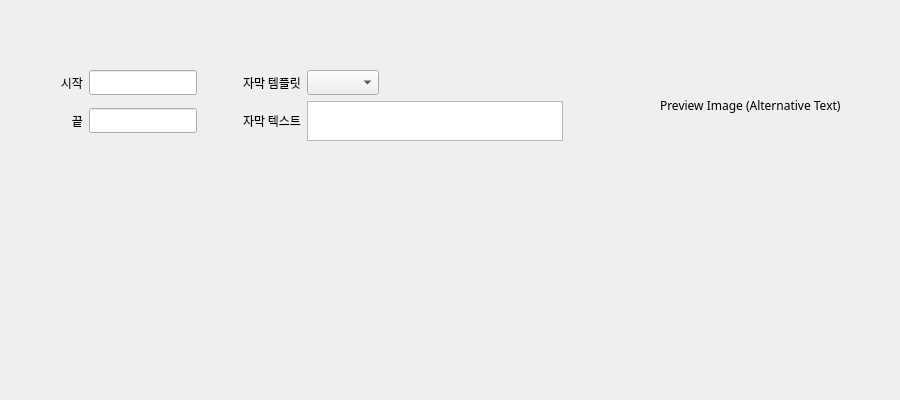
Before: the Qt Designer form ui/preview.ui in Jo-Eunsu/auto-funny-subtitle, drawn with Qt 5.
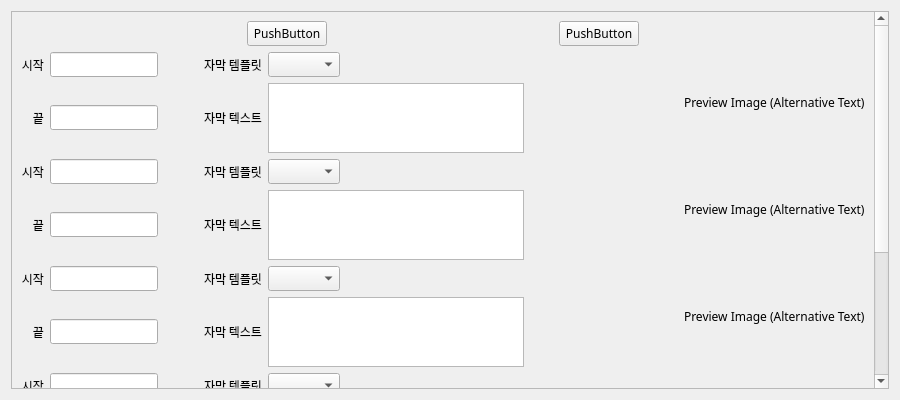
After: the same form once the commit is applied.

The edit to the form file:
```diff
--- a/ui/preview.ui
+++ b/ui/preview.ui
@@ -18,15 +18,235 @@
   <property name="windowTitle">
    <string>Form</string>
   </property>
-  <widget class="QWidget" name="horizontalLayoutWidget">
+  <layout class="QVBoxLayout" name="verticalLayout_3">
+   <item>
+    <widget class="QScrollArea" name="scrollArea">
+     <property name="widgetResizable">
+      <bool>true</bool>
+     </property>
+     <widget class="QWidget" name="scrollAreaWidgetContents">
    <property name="geometry">
     <rect>
-     <x>60</x>
-     <y>70</y>
-     <width>781</width>
-     <height>71</height>
-    </rect>
-   </property>
+        <x>0</x>
+        <y>0</y>
+        <width>874</width>
+        <height>711</height>
+       </rect>
+      </property>
+      <layout class="QVBoxLayout" name="verticalLayout">
+       <item>
+        <layout class="QHBoxLayout" name="horizontalLayout_10">
+         <item>
+          <spacer name="horizontalSpacer_8">
+           <property name="orientation">
+            <enum>Qt::Horizontal</enum>
+           </property>
+           <property name="sizeHint" stdset="0">
+            <size>
+             <width>40</width>
+             <height>20</height>
+            </size>
+           </property>
+          </spacer>
+         </item>
+         <item>
+          <widget class="QPushButton" name="pushButton">
+           <property name="text">
+            <string>PushButton</string>
+           </property>
+          </widget>
+         </item>
+         <item>
+          <spacer name="horizontalSpacer_9">
+           <property name="orientation">
+            <enum>Qt::Horizontal</enum>
+           </property>
+           <property name="sizeHint" stdset="0">
+            <size>
+             <width>40</width>
+             <height>20</height>
+            </size>
+           </property>
+          </spacer>
+         </item>
+         <item>
+          <widget class="QPushButton" name="pushButton_2">
+           <property name="text">
+            <string>PushButton</string>
+           </property>
+          </widget>
+         </item>
+         <item>
+          <spacer name="horizontalSpacer_10">
+           <property name="orientation">
+            <enum>Qt::Horizontal</enum>
+           </property>
+           <property name="sizeHint" stdset="0">
+            <size>
+             <width>40</width>
+             <height>20</height>
+            </size>
+           </property>
+          </spacer>
+         </item>
+        </layout>
+       </item>
+       <item>
+        <layout class="QHBoxLayout" name="horizontalLayout_34">
+         <item>
+          <layout class="QGridLayout" name="gridLayout_8">
+           <item row="2" column="1">
+            <layout class="QHBoxLayout" name="horizontalLayout_35">
+             <item>
+              <widget class="QLabel" name="label_34">
+               <property name="font">
+                <font>
+                 <family>Apple SD Gothic Neo</family>
+                </font>
+               </property>
+               <property name="text">
+                <string>끝</string>
+               </property>
+               <property name="alignment">
+                <set>Qt::AlignRight|Qt::AlignTrailing|Qt::AlignVCenter</set>
+               </property>
+              </widget>
+             </item>
+            </layout>
+           </item>
+           <item row="2" column="5">
+            <layout class="QHBoxLayout" name="horizontalLayout_36">
+             <item>
+              <widget class="QPlainTextEdit" name="titleText_8"/>
+             </item>
+            </layout>
+           </item>
+           <item row="1" column="1">
+            <layout class="QHBoxLayout" name="horizontalLayout_37">
+             <item>
+              <widget class="QLabel" name="label_35">
+               <property name="font">
+                <font>
+                 <family>Apple SD Gothic Neo</family>
+                </font>
+               </property>
+               <property name="text">
+                <string>시작</string>
+               </property>
+               <property name="alignment">
+                <set>Qt::AlignRight|Qt::AlignTrailing|Qt::AlignVCenter</set>
+               </property>
+              </widget>
+             </item>
+            </layout>
+           </item>
+           <item row="1" column="5">
+            <layout class="QHBoxLayout" name="horizontalLayout_38">
+             <item>
+              <widget class="QComboBox" name="templateSelector_8"/>
+             </item>
+             <item>
+              <spacer name="horizontalSpacer_27">
+               <property name="orientation">
+                <enum>Qt::Horizontal</enum>
+               </property>
+               <property name="sizeHint" stdset="0">
+                <size>
+                 <width>40</width>
+                 <height>20</height>
+                </size>
+               </property>
+              </spacer>
+             </item>
+            </layout>
+           </item>
+           <item row="1" column="4">
+            <widget class="QLabel" name="label_36">
+             <property name="font">
+              <font>
+               <family>Apple SD Gothic Neo</family>
+              </font>
+             </property>
+             <property name="text">
+              <string>자막 템플릿</string>
+             </property>
+             <property name="alignment">
+              <set>Qt::AlignCenter</set>
+             </property>
+            </widget>
+           </item>
+           <item row="2" column="4">
+            <widget class="QLabel" name="label_37">
+             <property name="font">
+              <font>
+               <family>Apple SD Gothic Neo</family>
+              </font>
+             </property>
+             <property name="text">
+              <string>자막 텍스트</string>
+             </property>
+             <property name="alignment">
+              <set>Qt::AlignCenter</set>
+             </property>
+            </widget>
+           </item>
+           <item row="1" column="2">
+            <widget class="QLineEdit" name="startTimeText_8"/>
+           </item>
+           <item row="2" column="2">
+            <widget class="QLineEdit" name="endTimeText_8"/>
+           </item>
+           <item row="1" column="3">
+            <spacer name="horizontalSpacer_28">
+             <property name="orientation">
+              <enum>Qt::Horizontal</enum>
+             </property>
+             <property name="sizeHint" stdset="0">
+              <size>
+               <width>40</width>
+               <height>20</height>
+              </size>
+             </property>
+            </spacer>
+           </item>
+           <item row="2" column="3">
+            <spacer name="horizontalSpacer_29">
+             <property name="orientation">
+              <enum>Qt::Horizontal</enum>
+             </property>
+             <property name="sizeHint" stdset="0">
+              <size>
+               <width>40</width>
+               <height>20</height>
+              </size>
+             </property>
+            </spacer>
+           </item>
+          </layout>
+         </item>
+         <item>
+          <spacer name="horizontalSpacer_30">
+           <property name="orientation">
+            <enum>Qt::Horizontal</enum>
+           </property>
+           <property name="sizeHint" stdset="0">
+            <size>
+             <width>40</width>
+             <height>20</height>
+            </size>
+           </property>
+          </spacer>
+         </item>
+         <item>
+          <widget class="QLabel" name="label_38">
+           <property name="text">
+            <string>Preview Image (Alternative Text)</string>
+           </property>
+          </widget>
+         </item>
+        </layout>
+       </item>
+       <item>
    <layout class="QHBoxLayout" name="horizontalLayout">
     <item>
      <layout class="QGridLayout" name="gridLayout">
@@ -180,7 +400,477 @@
      </widget>
     </item>
    </layout>
-  </widget>
+       </item>
+       <item>
+        <layout class="QHBoxLayout" name="horizontalLayout_14">
+         <item>
+          <layout class="QGridLayout" name="gridLayout_4">
+           <item row="2" column="1">
+            <layout class="QHBoxLayout" name="horizontalLayout_15">
+             <item>
+              <widget class="QLabel" name="label_14">
+               <property name="font">
+                <font>
+                 <family>Apple SD Gothic Neo</family>
+                </font>
+               </property>
+               <property name="text">
+                <string>끝</string>
+               </property>
+               <property name="alignment">
+                <set>Qt::AlignRight|Qt::AlignTrailing|Qt::AlignVCenter</set>
+               </property>
+              </widget>
+             </item>
+            </layout>
+           </item>
+           <item row="2" column="5">
+            <layout class="QHBoxLayout" name="horizontalLayout_16">
+             <item>
+              <widget class="QPlainTextEdit" name="titleText_4"/>
+             </item>
+            </layout>
+           </item>
+           <item row="1" column="1">
+            <layout class="QHBoxLayout" name="horizontalLayout_17">
+             <item>
+              <widget class="QLabel" name="label_15">
+               <property name="font">
+                <font>
+                 <family>Apple SD Gothic Neo</family>
+                </font>
+               </property>
+               <property name="text">
+                <string>시작</string>
+               </property>
+               <property name="alignment">
+                <set>Qt::AlignRight|Qt::AlignTrailing|Qt::AlignVCenter</set>
+               </property>
+              </widget>
+             </item>
+            </layout>
+           </item>
+           <item row="1" column="5">
+            <layout class="QHBoxLayout" name="horizontalLayout_18">
+             <item>
+              <widget class="QComboBox" name="templateSelector_4"/>
+             </item>
+             <item>
+              <spacer name="horizontalSpacer_11">
+               <property name="orientation">
+                <enum>Qt::Horizontal</enum>
+               </property>
+               <property name="sizeHint" stdset="0">
+                <size>
+                 <width>40</width>
+                 <height>20</height>
+                </size>
+               </property>
+              </spacer>
+             </item>
+            </layout>
+           </item>
+           <item row="1" column="4">
+            <widget class="QLabel" name="label_16">
+             <property name="font">
+              <font>
+               <family>Apple SD Gothic Neo</family>
+              </font>
+             </property>
+             <property name="text">
+              <string>자막 템플릿</string>
+             </property>
+             <property name="alignment">
+              <set>Qt::AlignCenter</set>
+             </property>
+            </widget>
+           </item>
+           <item row="2" column="4">
+            <widget class="QLabel" name="label_17">
+             <property name="font">
+              <font>
+               <family>Apple SD Gothic Neo</family>
+              </font>
+             </property>
+             <property name="text">
+              <string>자막 텍스트</string>
+             </property>
+             <property name="alignment">
+              <set>Qt::AlignCenter</set>
+             </property>
+            </widget>
+           </item>
+           <item row="1" column="2">
+            <widget class="QLineEdit" name="startTimeText_4"/>
+           </item>
+           <item row="2" column="2">
+            <widget class="QLineEdit" name="endTimeText_4"/>
+           </item>
+           <item row="1" column="3">
+            <spacer name="horizontalSpacer_12">
+             <property name="orientation">
+              <enum>Qt::Horizontal</enum>
+             </property>
+             <property name="sizeHint" stdset="0">
+              <size>
+               <width>40</width>
+               <height>20</height>
+              </size>
+             </property>
+            </spacer>
+           </item>
+           <item row="2" column="3">
+            <spacer name="horizontalSpacer_13">
+             <property name="orientation">
+              <enum>Qt::Horizontal</enum>
+             </property>
+             <property name="sizeHint" stdset="0">
+              <size>
+               <width>40</width>
+               <height>20</height>
+              </size>
+             </property>
+            </spacer>
+           </item>
+          </layout>
+         </item>
+         <item>
+          <spacer name="horizontalSpacer_14">
+           <property name="orientation">
+            <enum>Qt::Horizontal</enum>
+           </property>
+           <property name="sizeHint" stdset="0">
+            <size>
+             <width>40</width>
+             <height>20</height>
+            </size>
+           </property>
+          </spacer>
+         </item>
+         <item>
+          <widget class="QLabel" name="label_18">
+           <property name="text">
+            <string>Preview Image (Alternative Text)</string>
+           </property>
+          </widget>
+         </item>
+        </layout>
+       </item>
+       <item>
+        <layout class="QHBoxLayout" name="horizontalLayout_19">
+         <item>
+          <layout class="QGridLayout" name="gridLayout_5">
+           <item row="2" column="1">
+            <layout class="QHBoxLayout" name="horizontalLayout_20">
+             <item>
+              <widget class="QLabel" name="label_19">
+               <property name="font">
+                <font>
+                 <family>Apple SD Gothic Neo</family>
+                </font>
+               </property>
+               <property name="text">
+                <string>끝</string>
+               </property>
+               <property name="alignment">
+                <set>Qt::AlignRight|Qt::AlignTrailing|Qt::AlignVCenter</set>
+               </property>
+              </widget>
+             </item>
+            </layout>
+           </item>
+           <item row="2" column="5">
+            <layout class="QHBoxLayout" name="horizontalLayout_21">
+             <item>
+              <widget class="QPlainTextEdit" name="titleText_5"/>
+             </item>
+            </layout>
+           </item>
+           <item row="1" column="1">
+            <layout class="QHBoxLayout" name="horizontalLayout_22">
+             <item>
+              <widget class="QLabel" name="label_20">
+               <property name="font">
+                <font>
+                 <family>Apple SD Gothic Neo</family>
+                </font>
+               </property>
+               <property name="text">
+                <string>시작</string>
+               </property>
+               <property name="alignment">
+                <set>Qt::AlignRight|Qt::AlignTrailing|Qt::AlignVCenter</set>
+               </property>
+              </widget>
+             </item>
+            </layout>
+           </item>
+           <item row="1" column="5">
+            <layout class="QHBoxLayout" name="horizontalLayout_23">
+             <item>
+              <widget class="QComboBox" name="templateSelector_5"/>
+             </item>
+             <item>
+              <spacer name="horizontalSpacer_15">
+               <property name="orientation">
+                <enum>Qt::Horizontal</enum>
+               </property>
+               <property name="sizeHint" stdset="0">
+                <size>
+                 <width>40</width>
+                 <height>20</height>
+                </size>
+               </property>
+              </spacer>
+             </item>
+            </layout>
+           </item>
+           <item row="1" column="4">
+            <widget class="QLabel" name="label_21">
+             <property name="font">
+              <font>
+               <family>Apple SD Gothic Neo</family>
+              </font>
+             </property>
+             <property name="text">
+              <string>자막 템플릿</string>
+             </property>
+             <property name="alignment">
+              <set>Qt::AlignCenter</set>
+             </property>
+            </widget>
+           </item>
+           <item row="2" column="4">
+            <widget class="QLabel" name="label_22">
+             <property name="font">
+              <font>
+               <family>Apple SD Gothic Neo</family>
+              </font>
+             </property>
+             <property name="text">
+              <string>자막 텍스트</string>
+             </property>
+             <property name="alignment">
+              <set>Qt::AlignCenter</set>
+             </property>
+            </widget>
+           </item>
+           <item row="1" column="2">
+            <widget class="QLineEdit" name="startTimeText_5"/>
+           </item>
+           <item row="2" column="2">
+            <widget class="QLineEdit" name="endTimeText_5"/>
+           </item>
+           <item row="1" column="3">
+            <spacer name="horizontalSpacer_16">
+             <property name="orientation">
+              <enum>Qt::Horizontal</enum>
+             </property>
+             <property name="sizeHint" stdset="0">
+              <size>
+               <width>40</width>
+               <height>20</height>
+              </size>
+             </property>
+            </spacer>
+           </item>
+           <item row="2" column="3">
+            <spacer name="horizontalSpacer_17">
+             <property name="orientation">
+              <enum>Qt::Horizontal</enum>
+             </property>
+             <property name="sizeHint" stdset="0">
+              <size>
+               <width>40</width>
+               <height>20</height>
+              </size>
+             </property>
+            </spacer>
+           </item>
+          </layout>
+         </item>
+         <item>
+          <spacer name="horizontalSpacer_18">
+           <property name="orientation">
+            <enum>Qt::Horizontal</enum>
+           </property>
+           <property name="sizeHint" stdset="0">
+            <size>
+             <width>40</width>
+             <height>20</height>
+            </size>
+           </property>
+          </spacer>
+         </item>
+         <item>
+          <widget class="QLabel" name="label_23">
+           <property name="text">
+            <string>Preview Image (Alternative Text)</string>
+           </property>
+          </widget>
+         </item>
+        </layout>
+       </item>
+       <item>
+        <layout class="QHBoxLayout" name="horizontalLayout_24">
+         <item>
+          <layout class="QGridLayout" name="gridLayout_6">
+           <item row="2" column="1">
+            <layout class="QHBoxLayout" name="horizontalLayout_25">
+             <item>
+              <widget class="QLabel" name="label_24">
+               <property name="font">
+                <font>
+                 <family>Apple SD Gothic Neo</family>
+                </font>
+               </property>
+               <property name="text">
+                <string>끝</string>
+               </property>
+               <property name="alignment">
+                <set>Qt::AlignRight|Qt::AlignTrailing|Qt::AlignVCenter</set>
+               </property>
+              </widget>
+             </item>
+            </layout>
+           </item>
+           <item row="2" column="5">
+            <layout class="QHBoxLayout" name="horizontalLayout_26">
+             <item>
+              <widget class="QPlainTextEdit" name="titleText_6"/>
+             </item>
+            </layout>
+           </item>
+           <item row="1" column="1">
+            <layout class="QHBoxLayout" name="horizontalLayout_27">
+             <item>
+              <widget class="QLabel" name="label_25">
+               <property name="font">
+                <font>
+                 <family>Apple SD Gothic Neo</family>
+                </font>
+               </property>
+               <property name="text">
+                <string>시작</string>
+               </property>
+               <property name="alignment">
+                <set>Qt::AlignRight|Qt::AlignTrailing|Qt::AlignVCenter</set>
+               </property>
+              </widget>
+             </item>
+            </layout>
+           </item>
+           <item row="1" column="5">
+            <layout class="QHBoxLayout" name="horizontalLayout_28">
+             <item>
+              <widget class="QComboBox" name="templateSelector_6"/>
+             </item>
+             <item>
+              <spacer name="horizontalSpacer_19">
+               <property name="orientation">
+                <enum>Qt::Horizontal</enum>
+               </property>
+               <property name="sizeHint" stdset="0">
+                <size>
+                 <width>40</width>
+                 <height>20</height>
+                </size>
+               </property>
+              </spacer>
+             </item>
+            </layout>
+           </item>
+           <item row="1" column="4">
+            <widget class="QLabel" name="label_26">
+             <property name="font">
+              <font>
+               <family>Apple SD Gothic Neo</family>
+              </font>
+             </property>
+             <property name="text">
+              <string>자막 템플릿</string>
+             </property>
+             <property name="alignment">
+              <set>Qt::AlignCenter</set>
+             </property>
+            </widget>
+           </item>
+           <item row="2" column="4">
+            <widget class="QLabel" name="label_27">
+             <property name="font">
+              <font>
+               <family>Apple SD Gothic Neo</family>
+              </font>
+             </property>
+             <property name="text">
+              <string>자막 텍스트</string>
+             </property>
+             <property name="alignment">
+              <set>Qt::AlignCenter</set>
+             </property>
+            </widget>
+           </item>
+           <item row="1" column="2">
+            <widget class="QLineEdit" name="startTimeText_6"/>
+           </item>
+           <item row="2" column="2">
+            <widget class="QLineEdit" name="endTimeText_6"/>
+           </item>
+           <item row="1" column="3">
+            <spacer name="horizontalSpacer_20">
+             <property name="orientation">
+              <enum>Qt::Horizontal</enum>
+             </property>
+             <property name="sizeHint" stdset="0">
+              <size>
+               <width>40</width>
+               <height>20</height>
+              </size>
+             </property>
+            </spacer>
+           </item>
+           <item row="2" column="3">
+            <spacer name="horizontalSpacer_21">
+             <property name="orientation">
+              <enum>Qt::Horizontal</enum>
+             </property>
+             <property name="sizeHint" stdset="0">
+              <size>
+               <width>40</width>
+               <height>20</height>
+              </size>
+             </property>
+            </spacer>
+           </item>
+          </layout>
+         </item>
+         <item>
+          <spacer name="horizontalSpacer_22">
+           <property name="orientation">
+            <enum>Qt::Horizontal</enum>
+           </property>
+           <property name="sizeHint" stdset="0">
+            <size>
+             <width>40</width>
+             <height>20</height>
+            </size>
+           </property>
+          </spacer>
+         </item>
+         <item>
+          <widget class="QLabel" name="label_28">
+           <property name="text">
+            <string>Preview Image (Alternative Text)</string>
+           </property>
+          </widget>
+         </item>
+        </layout>
+       </item>
+      </layout>
+     </widget>
+    </widget>
+   </item>
+  </layout>
  </widget>
  <resources/>
  <connections/>
```
Lines whose indentation alone changed are shown as unchanged.
